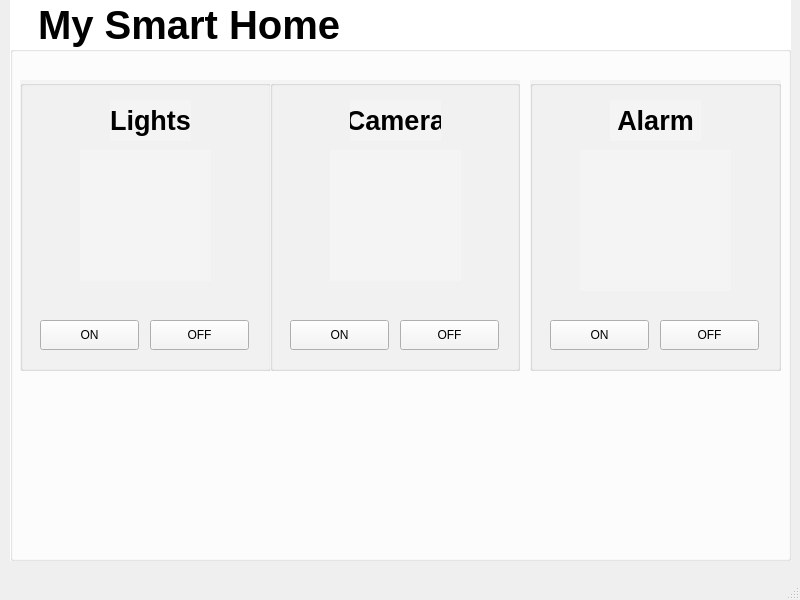
The window that day06/qt.ui (LEUNSU/basic-rasberrypi-2024) describes before a commit, drawn with Qt 5.
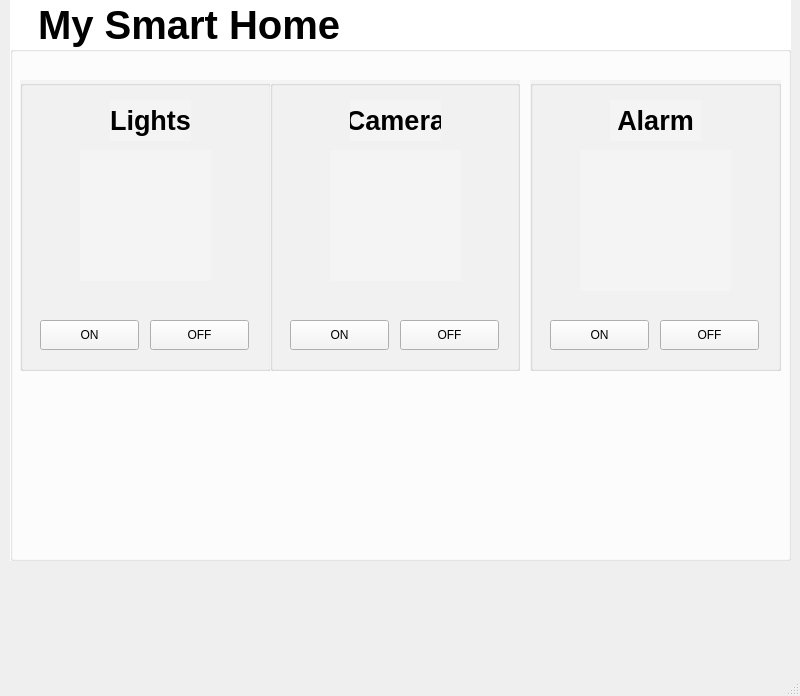
The same window after the commit. Icons and pictures are not drawn.

Patch:
```diff
--- a/day06/qt.ui
+++ b/day06/qt.ui
@@ -7,7 +7,7 @@
     <x>0</x>
     <y>0</y>
     <width>800</width>
-    <height>600</height>
+    <height>696</height>
    </rect>
   </property>
   <property name="windowTitle">
```
Left out of the diff: 8 changed lines with no effect on the pictures.
